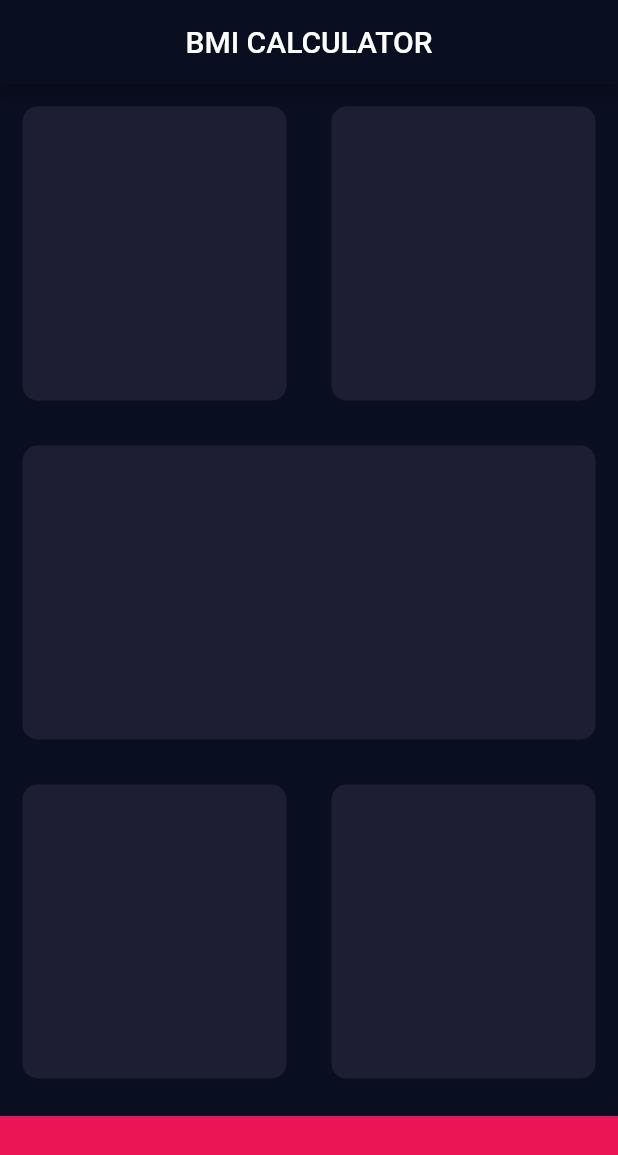
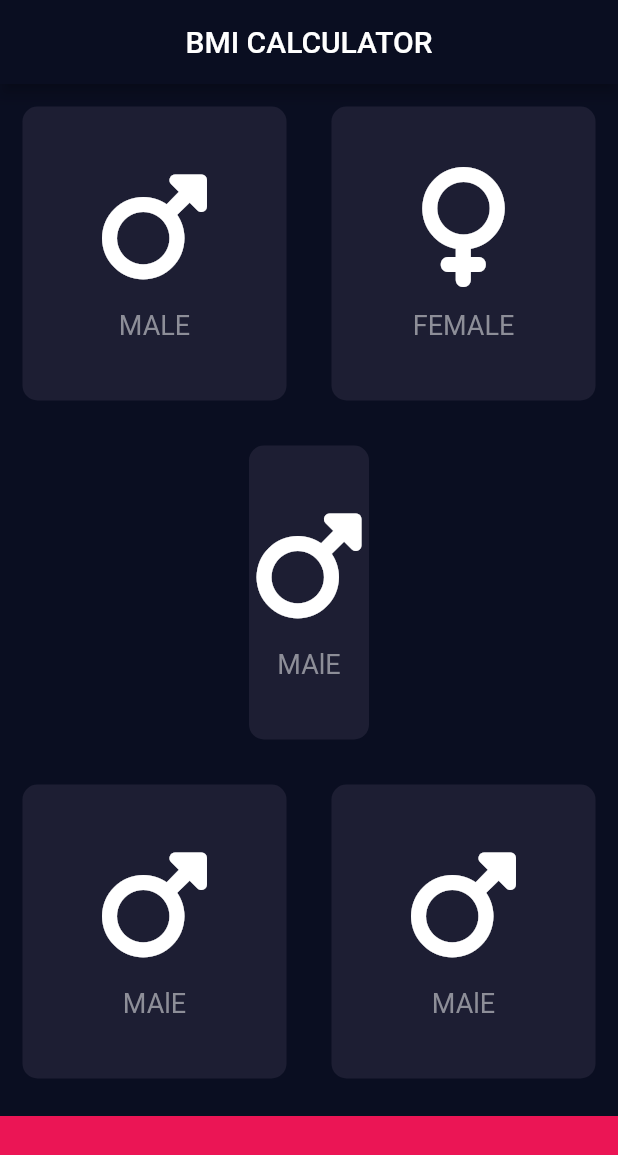
Before and after one commit to goyalh4164/BMI_CALCULATOR, a Flutter app: the screen it shows after launch, on a phone screen of 412 x 824 dp. Shown: the top 1155 px of the screen. Run offline on Flutter 3.47's test engine with Material 2 defaults, Android fonts, the phone set to English and light mode, and no system bars; our stand-ins replace font_awesome_flutter.

```diff
--- /dev/null
+++ b/lib/icon_content.dart
@@ -0,0 +1,32 @@
+import 'package:flutter/material.dart';
+
+const labelTextStyle = TextStyle(
+  fontSize: 18,
+  color: Color(0xFF8D8E98),
+);
+
+class IconContent extends StatelessWidget {
+  IconContent({required this.icon, required this.label});
+  final IconData icon;
+  final String label;
+
+  @override
+  Widget build(BuildContext context) {
+    return Column(
+      mainAxisAlignment: MainAxisAlignment.center,
+      children: [
+        Icon(
+          icon,
+          size: 80.0,
+        ),
+        SizedBox(
+          height: 15,
+        ),
+        Text(
+          label,
+          style: labelTextStyle,
+        ),
+      ],
+    );
+  }
+}
--- a/lib/input_page.dart
+++ b/lib/input_page.dart
@@ -1,5 +1,8 @@
 import 'package:flutter/cupertino.dart';
 import 'package:flutter/material.dart';
+import 'package:font_awesome_flutter/font_awesome_flutter.dart';
+import 'icon_content.dart';
+import 'reusable_card.dart';
 
 const bottomContainerHeight = 80.0;
 const ActiveCardColour = Color(0xFF1D1E33);
@@ -27,11 +30,19 @@ class _InputPageState extends State<InputPage> {
                 Expanded(
                   child: ReUsable_Card(
                     colour: ActiveCardColour,
+                    cardChild: IconContent(
+                      icon: FontAwesomeIcons.mars,
+                      label: "MALE",
+                    ),
                   ),
                 ),
                 Expanded(
                   child: ReUsable_Card(
                     colour: ActiveCardColour,
+                    cardChild: IconContent(
+                      icon: FontAwesomeIcons.venus,
+                      label: "FEMALE",
+                    ),
                   ),
                 ),
               ],
@@ -40,6 +51,10 @@ class _InputPageState extends State<InputPage> {
           Expanded(
             child: ReUsable_Card(
               colour: ActiveCardColour,
+              cardChild: IconContent(
+                icon: FontAwesomeIcons.mars,
+                label: "MAlE",
+              ),
             ),
           ),
           Expanded(
@@ -48,13 +63,21 @@ class _InputPageState extends State<InputPage> {
                 Expanded(
                   child: ReUsable_Card(
                     colour: ActiveCardColour,
+                    cardChild: IconContent(
+                      icon: FontAwesomeIcons.mars,
+                      label: "MAlE",
+                    ),
                   ),
                 ),
                 Expanded(
                   child: ReUsable_Card(
                     colour: ActiveCardColour,
+                    cardChild: IconContent(
+                      icon: FontAwesomeIcons.mars,
+                      label: "MAlE",
+                    ),
                   ),
-                ),
+                )
               ],
             ),
           ),
@@ -69,20 +92,3 @@ class _InputPageState extends State<InputPage> {
     );
   }
 }
-
-class ReUsable_Card extends StatelessWidget {
-  ReUsable_Card({required this.colour});
-  final Color colour;
-
-  @override
-  Widget build(BuildContext context) {
-    return Container(
-      margin: EdgeInsets.all(15.0),
-      decoration: BoxDecoration(
-        // color: Color(0xFF1D1E33), instead of using the same colour everytime we will use the colour that comes from the constructor
-        color: colour,
-        borderRadius: BorderRadius.circular(10.0),
-      ),
-    );
-  }
-}
--- /dev/null
+++ b/lib/reusable_card.dart
@@ -0,0 +1,20 @@
+import 'package:flutter/material.dart';
+
+class ReUsable_Card extends StatelessWidget {
+  ReUsable_Card({required this.colour, required this.cardChild});
+  final Color colour;
+  final Widget cardChild;
+
+  @override
+  Widget build(BuildContext context) {
+    return Container(
+      child: cardChild,
+      margin: EdgeInsets.all(15.0),
+      decoration: BoxDecoration(
+        // color: Color(0xFF1D1E33), instead of using the same colour everytime we will use the colour that comes from the constructor
+        color: colour,
+        borderRadius: BorderRadius.circular(10.0),
+      ),
+    );
+  }
+}
--- a/pubspec.yaml
+++ b/pubspec.yaml
@@ -35,6 +35,7 @@ dependencies:
   # The following adds the Cupertino Icons font to your application.
   # Use with the CupertinoIcons class for iOS style icons.
   cupertino_icons: ^1.0.2
+  font_awesome_flutter: ^10.1.0
 
 dev_dependencies:
   flutter_test:
```
Also changed, not shown: pubspec.lock.
